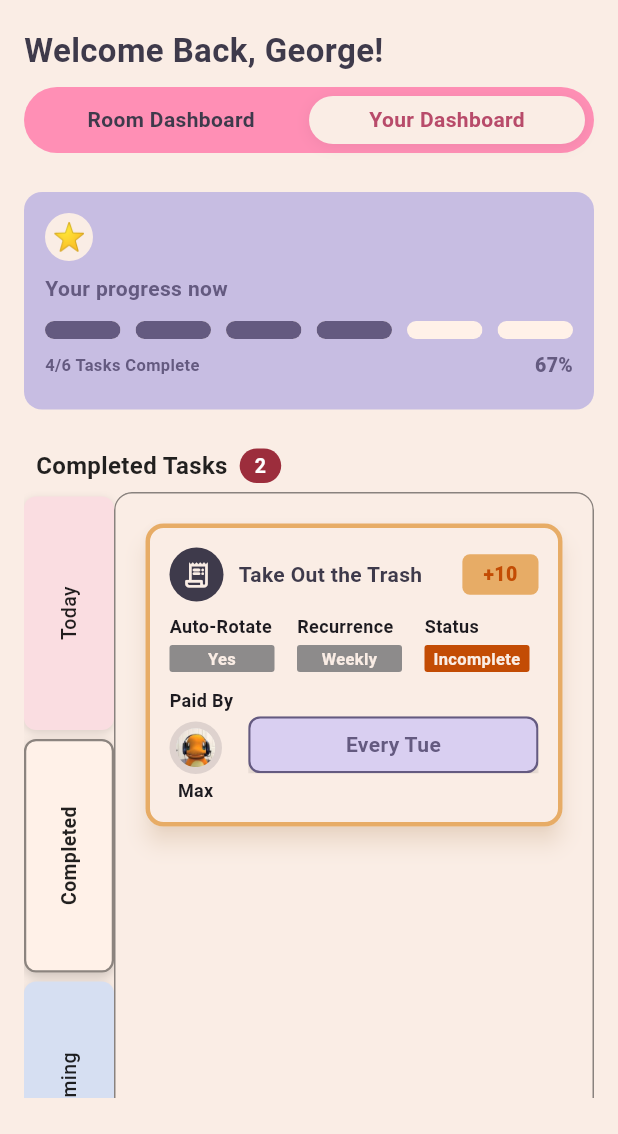
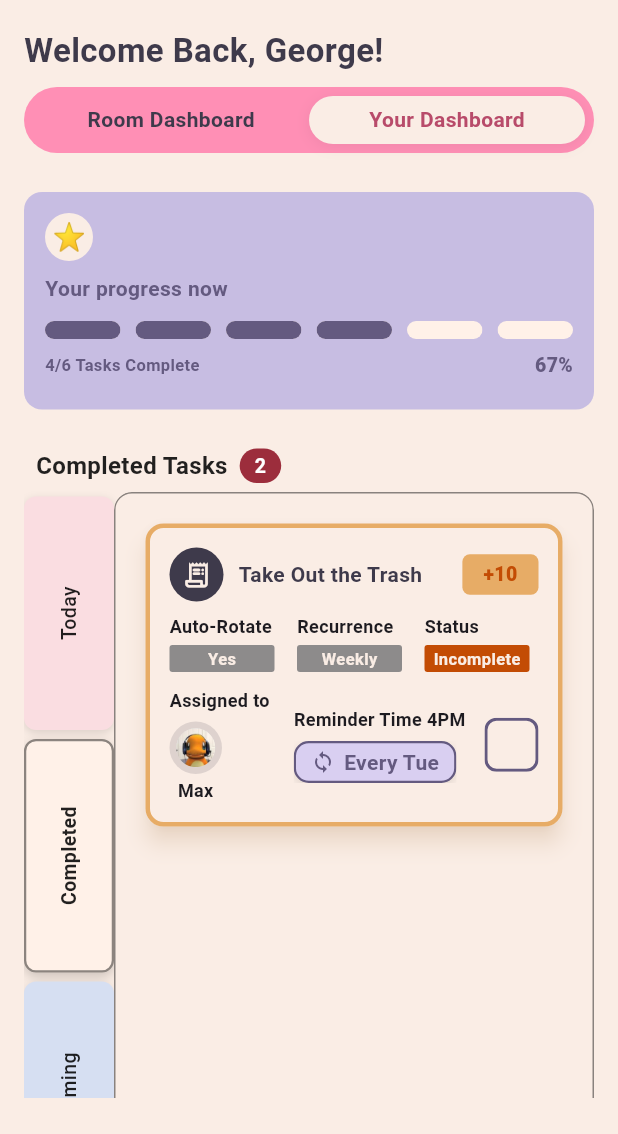
Before and after one commit to FairNest/FairNest, a Flutter app: the screen it shows after launch, after a tap on "Your Dashboard", after a tap on "Completed", on a phone screen of 412 x 824 dp, the part 102-1236 px from its top. Run offline on Flutter 3.47's test engine with Material 3 defaults, Android fonts, the phone set to English and light mode, and no system bars; our stand-ins replace dio, flutter_secure_storage, google_fonts; Roboto replaces fonts that are missing (Krub).

```diff
--- a/fairnestui/lib/components/ChoresTaskCard.dart
+++ b/fairnestui/lib/components/ChoresTaskCard.dart
@@ -2,17 +2,44 @@ import 'package:fairnestui/components/AccentBorderedCard.dart';
 import 'package:fairnestui/theme/app_colors.dart';
 import 'package:flutter/material.dart';
 
-class ChoresTaskCard extends StatelessWidget {
+class ChoresTaskCard extends StatefulWidget {
   const ChoresTaskCard({
     super.key,
     this.paidByImage,
     this.paidByRingColor = AppColors.textPurple,
-    this.onSettleNow, // <-- tap handler
+    this.onReminderTap,
+    this.initiallyChecked = false,
+    this.onCheckedChanged,
   });
 
   final ImageProvider? paidByImage;
   final Color paidByRingColor;
-  final VoidCallback? onSettleNow;
+  final VoidCallback? onReminderTap;
+
+  /// checkbox state
+  final bool initiallyChecked;
+  final ValueChanged<bool>? onCheckedChanged;
+
+  @override
+  State<ChoresTaskCard> createState() => _ChoresTaskCardState();
+}
+
+class _ChoresTaskCardState extends State<ChoresTaskCard> {
+  static const _purple = Color(0xFF645A80);
+  static const _lavender = Color(0xFFD9CFF1);
+
+  late bool _checked;
+
+  @override
+  void initState() {
+    super.initState();
+    _checked = widget.initiallyChecked;
+  }
+
+  void _toggleChecked() {
+    setState(() => _checked = !_checked);
+    widget.onCheckedChanged?.call(_checked);
+  }
 
   @override
   Widget build(BuildContext context) {
@@ -22,31 +49,26 @@ class ChoresTaskCard extends StatelessWidget {
 
     return AccentBorderedCard(
       child: SizedBox(
-        height: 170, // a bit taller to fit the button comfortably
+        height: 170,
         child: Column(
           crossAxisAlignment: CrossAxisAlignment.start,
           children: [
-            // HEADER ROW
+            // HEADER
             SizedBox(
               height: 36,
               child: Row(
                 crossAxisAlignment: CrossAxisAlignment.center,
                 children: [
-                  // circular icon
                   Container(
                     width: 36,
                     height: 36,
                     decoration: const BoxDecoration(
-                      color: iconBg,
-                      shape: BoxShape.circle,
-                    ),
+                        color: iconBg, shape: BoxShape.circle),
                     alignment: Alignment.center,
                     child: const Icon(Icons.receipt_long_rounded,
                         color: AppColors.background, size: 20),
                   ),
                   const SizedBox(width: 10),
-
-                  // title
                   const Expanded(
                     child: Align(
                       alignment: Alignment.centerLeft,
@@ -57,28 +79,22 @@ class ChoresTaskCard extends StatelessWidget {
                         style: TextStyle(
                             color: titleColor,
                             fontSize: 14,
-                          fontWeight: FontWeight.w700,
-                        ),
+                            fontWeight: FontWeight.w700),
                       ),
                     ),
                   ),
                   const SizedBox(width: 10),
-
-                  // +10 badge
                   Container(
                     padding:
                         const EdgeInsets.symmetric(horizontal: 14, vertical: 4),
                     decoration: BoxDecoration(
-                      color: badgeBg,
-                      borderRadius: BorderRadius.circular(5),
-                    ),
+                        color: badgeBg, borderRadius: BorderRadius.circular(5)),
                     child: const Text(
                       '+10',
                       style: TextStyle(
                           color: AppColors.textOrange,
                           fontSize: 13,
-                        fontWeight: FontWeight.w900,
-                      ),
+                          fontWeight: FontWeight.w900),
                     ),
                   ),
                 ],
@@ -87,7 +103,7 @@ class ChoresTaskCard extends StatelessWidget {
 
             const SizedBox(height: 8),
 
-            // Row of little stat chips (Total / Split / You Owe)
+            // CHIPS
             Row(
               children: const [
                 _StatChip(
@@ -109,13 +125,16 @@ class ChoresTaskCard extends StatelessWidget {
 
             const SizedBox(height: 10),
 
-            // Paid By + avatar
+            // BOTTOM ROW
             Row(
+              crossAxisAlignment:
+                  CrossAxisAlignment.center, // <— center everything vertically
               children: [
+                // Assigned to
                 Column(
                   crossAxisAlignment: CrossAxisAlignment.start,
                   children: [
-                    const Text("Paid By",
+                    const Text("Assigned to",
                         style: TextStyle(
                             fontSize: 12, fontWeight: FontWeight.w600)),
                     const SizedBox(height: 6),
@@ -124,14 +143,14 @@ class ChoresTaskCard extends StatelessWidget {
                       height: 35,
                       decoration: BoxDecoration(
                         shape: BoxShape.circle,
-                        color: paidByRingColor.withOpacity(0.15),
+                        color: widget.paidByRingColor.withOpacity(0.15),
                       ),
                       alignment: Alignment.center,
                       child: CircleAvatar(
                         radius: 13,
                         backgroundColor: Colors.grey.shade300,
-                        backgroundImage: paidByImage,
-                        child: paidByImage == null
+                        backgroundImage: widget.paidByImage,
+                        child: widget.paidByImage == null
                             ? const Icon(Icons.person,
                                 size: 14, color: Colors.white)
                             : null,
@@ -151,17 +170,31 @@ class ChoresTaskCard extends StatelessWidget {
                     ),
                   ],
                 ),
-                SizedBox(
-                  width: 10,
+
+                const SizedBox(width: 16),
+
+                // Reminder pill
+                Column(
+                  crossAxisAlignment: CrossAxisAlignment.start,
+                  children: [
+                    const Text("Reminder Time 4PM",
+                        style: TextStyle(
+                            fontSize: 12, fontWeight: FontWeight.w600)),
+                    const SizedBox(height: 6),
+                    _MiniLavenderPill(
+                      text: 'Every Tue',
+                      icon: Icons.sync,
+                      onTap: widget.onReminderTap,
+                    ),
+                  ],
                 ),
 
-                // SETTLE NOW button (fills remaining width nicely)
-                Expanded(
-                  flex: 2,
-                  child: _SettleNowButton(
-                    text: 'Every Tue',
-                    onTap: onSettleNow,
-                  ),
+                const Spacer(),
+
+                // Clickable checkbox
+                _CheckBoxSquare(
+                  checked: _checked,
+                  onTap: _toggleChecked,
                 ),
               ],
             ),
@@ -175,7 +208,6 @@ class ChoresTaskCard extends StatelessWidget {
 class _StatChip extends StatelessWidget {
   const _StatChip(
       {required this.label, required this.color, required this.text});
-
   final String label;
   final Color color;
   final String text;
@@ -192,18 +224,14 @@ class _StatChip extends StatelessWidget {
           height: 18,
           width: 70,
           decoration: BoxDecoration(
-            color: color,
-            borderRadius: BorderRadius.circular(2),
-          ),
+              color: color, borderRadius: BorderRadius.circular(2)),
           alignment: Alignment.center,
           child: Text(
             text,
-            textAlign: TextAlign.center,
             style: const TextStyle(
                 fontSize: 11,
                 color: AppColors.background,
-              fontWeight: FontWeight.w700,
-            ),
+                fontWeight: FontWeight.w700),
           ),
         ),
       ],
@@ -211,48 +239,82 @@ class _StatChip extends StatelessWidget {
   }
 }
 
-/// Lavender pill button with purple border + small shadow.
-class _SettleNowButton extends StatelessWidget {
-  const _SettleNowButton({required this.text, this.onTap});
-
+class _MiniLavenderPill extends StatelessWidget {
+  const _MiniLavenderPill({required this.text, this.icon, this.onTap});
   final String text;
+  final IconData? icon;
   final VoidCallback? onTap;
 
   @override
   Widget build(BuildContext context) {
-    const lavenderFill = Color(0xFFD9CFF1); // soft lavender
-    const purpleBorder = Color(0xFF645A80); // text/border purple
+    const lavenderFill = Color(0xFFD9CFF1);
+    const purple = Color(0xFF645A80);
 
     return Material(
       color: Colors.transparent,
       child: InkWell(
         onTap: onTap,
-        borderRadius: BorderRadius.circular(20),
+        borderRadius: BorderRadius.circular(10),
         child: Ink(
-          height: 38,
+          height: 28,
+          padding: const EdgeInsets.symmetric(horizontal: 10),
           decoration: BoxDecoration(
             color: lavenderFill,
-            borderRadius: BorderRadius.circular(8),
-            border: Border.all(color: purpleBorder, width: 1.5),
+            borderRadius: BorderRadius.circular(10),
+            border: Border.all(color: purple, width: 1.5),
             boxShadow: [
               BoxShadow(
-                color: Colors.black.withOpacity(0.12),
-                blurRadius: 6,
-                offset: const Offset(0, 8),
-              ),
+                  color: Colors.black.withOpacity(0.10),
+                  blurRadius: 4,
+                  offset: Offset(0, 2))
             ],
           ),
-          child: Center(
-            child: Text(
-              text,
+          child: Row(
+            mainAxisSize: MainAxisSize.min,
+            children: [
+              if (icon != null) ...[
+                Icon(icon, size: 16, color: purple),
+                const SizedBox(width: 6),
+              ],
+              Text(text,
                   style: const TextStyle(
-                color: purpleBorder,
-                fontWeight: FontWeight.w700,
-              ),
-            ),
+                      color: purple, fontWeight: FontWeight.w700)),
+            ],
           ),
         ),
       ),
     );
   }
 }
+
+/// Clickable square checkbox styled like your mock.
+class _CheckBoxSquare extends StatelessWidget {
+  const _CheckBoxSquare({required this.checked, required this.onTap});
+  final bool checked;
+  final VoidCallback onTap;
+
+  @override
+  Widget build(BuildContext context) {
+    const purple = Color(0xFF645A80);
+    const lavender = Color(0xFFD9CFF1);
+
+    return Material(
+      color: Colors.transparent,
+      child: InkWell(
+        onTap: onTap,
+        borderRadius: BorderRadius.circular(8),
+        child: Ink(
+          width: 36,
+          height: 36,
+          decoration: BoxDecoration(
+            color: checked ? lavender : Colors.transparent,
+            borderRadius: BorderRadius.circular(8),
+            border: Border.all(color: purple, width: 2),
+          ),
+          child:
+              checked ? const Icon(Icons.check, size: 20, color: purple) : null,
+        ),
+      ),
+    );
+  }
+}
```
Lines whose indentation alone changed are shown as unchanged.
